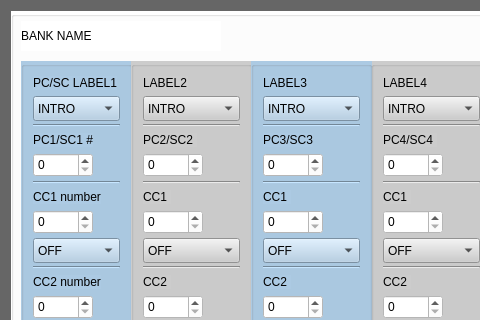
noumanmhd/eeprom-serial, file page.ui: the form before one commit; both pictures show x 0 to 480 and y 0 to 320 of the 1191 by 640 pixel window.
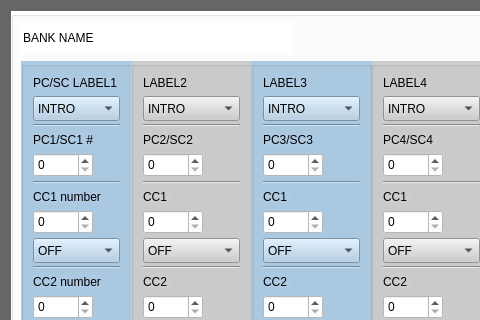
The form after the commit.

Commit message: Text Read/Write

Diff of the .ui file:
```diff
--- a/page.ui
+++ b/page.ui
@@ -4369,40 +4369,6 @@
        <string>For Each Bank you can have up to 10 different sound by setting Program Chages or Scenes in &quot;PC/SC&quot;box above</string>
       </property>
      </widget>
-     <widget class="QLabel" name="label_Bank1">
-      <property name="geometry">
-       <rect>
-        <x>10</x>
-        <y>10</y>
-        <width>200</width>
-        <height>30</height>
-       </rect>
-      </property>
-      <property name="sizePolicy">
-       <sizepolicy hsizetype="Fixed" vsizetype="Preferred">
-        <horstretch>0</horstretch>
-        <verstretch>0</verstretch>
-       </sizepolicy>
-      </property>
-      <property name="minimumSize">
-       <size>
-        <width>100</width>
-        <height>0</height>
-       </size>
-      </property>
-      <property name="maximumSize">
-       <size>
-        <width>200</width>
-        <height>30</height>
-       </size>
-      </property>
-      <property name="styleSheet">
-       <string notr="true">font: 24pt &quot;.SF NS Text&quot;;</string>
-      </property>
-      <property name="text">
-       <string>BANK NAME</string>
-      </property>
-     </widget>
      <widget class="QPushButton" name="pushButton_SAVE">
       <property name="geometry">
        <rect>
@@ -4897,6 +4863,47 @@
        </item>
       </layout>
      </widget>
+     <widget class="QLineEdit" name="bank_name">
+      <property name="geometry">
+       <rect>
+        <x>10</x>
+        <y>11</y>
+        <width>271</width>
+        <height>31</height>
+       </rect>
+      </property>
+      <property name="toolTip">
+       <string>Click to Edit</string>
+      </property>
+      <property name="toolTipDuration">
+       <number>0</number>
+      </property>
+      <property name="styleSheet">
+       <string notr="true">QLineEdit{
+font: 24pt &quot;.SF NS Text&quot;;
+border: none;
+}</string>
+      </property>
+      <property name="text">
+       <string>BANK NAME</string>
+      </property>
+      <property name="maxLength">
+       <number>9</number>
+      </property>
+     </widget>
+     <widget class="QLabel" name="hidden_random">
+      <property name="geometry">
+       <rect>
+        <x>480</x>
+        <y>20</y>
+        <width>58</width>
+        <height>18</height>
+       </rect>
+      </property>
+      <property name="text">
+       <string/>
+      </property>
+     </widget>
     </widget>
    </item>
   </layout>
```
Left out of the diff: 2 changed lines with no effect on the pictures. The commit also changes 2 other files.
